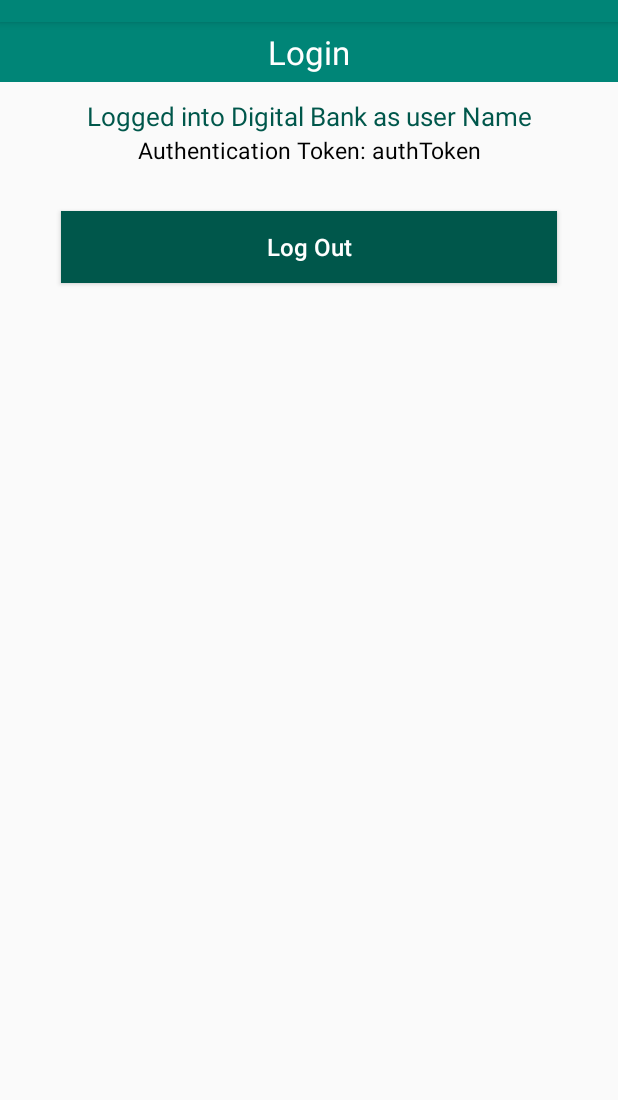
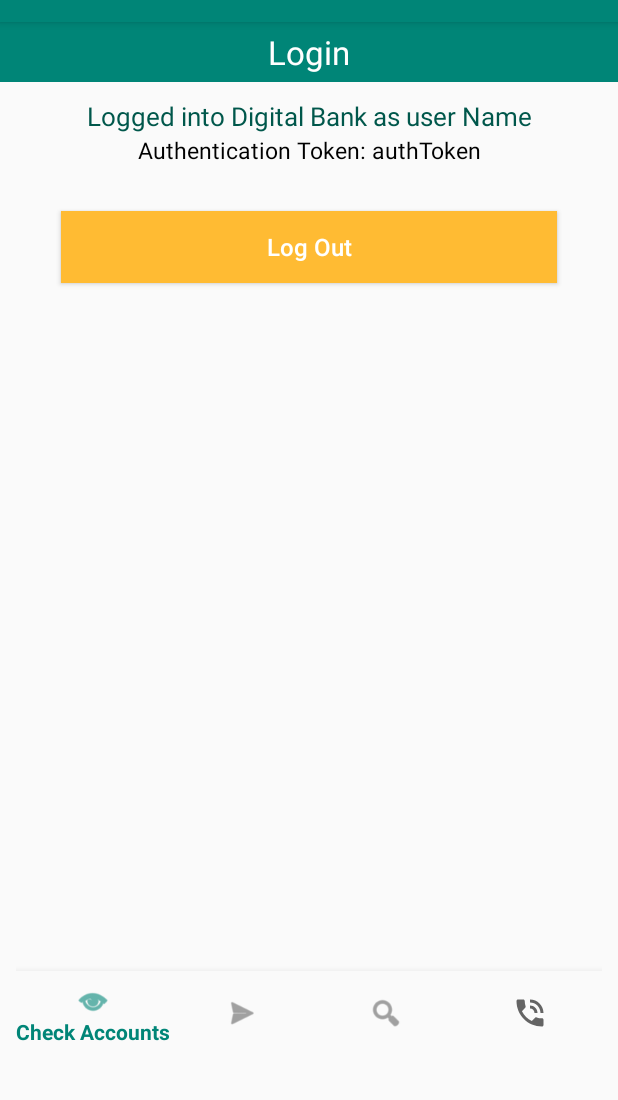
Before and after one commit to keithpuzey/digitalbank-mobile-demo, an Android app: the fragment ProfileFragment placed in its activity, on a phone screen of 412 x 824 dp, the part 62-1162 px from its top. Run offline under Robolectric (Android 15) with nearby library versions, the phone set to English and light mode, and no system bars.

Commit message:
Upgraded to AndroidX

```diff
--- a/app/src/main/java/xyz/digitalbank/demo/Activity/MainActivity.java
+++ b/app/src/main/java/xyz/digitalbank/demo/Activity/MainActivity.java
@@ -1,9 +1,8 @@
 package xyz.digitalbank.demo.Activity;
 
-import android.support.v7.app.AppCompatActivity;
+import androidx.appcompat.app.AppCompatActivity;
 import android.os.Bundle;
 import android.widget.FrameLayout;
-
 import xyz.digitalbank.demo.Constants.Constant;
 import xyz.digitalbank.demo.Extras.AppPreference;
 import xyz.digitalbank.demo.Fragments.LoginFragment;
--- a/app/src/main/java/xyz/digitalbank/demo/Fragments/LoginFragment.java
+++ b/app/src/main/java/xyz/digitalbank/demo/Fragments/LoginFragment.java
@@ -4,7 +4,7 @@ package xyz.digitalbank.demo.Fragments;
 import android.app.Activity;
 import android.content.Context;
 import android.os.Bundle;
-import android.support.v4.app.Fragment;
+import androidx.fragment.app.Fragment;
 import android.text.TextUtils;
 import android.util.Patterns;
 import android.view.LayoutInflater;
@@ -88,7 +88,8 @@ public class LoginFragment extends Fragment {
                         MainActivity.appPreference.setLoginStatus(true); // set login status in sharedPreference
                         loginFromActivityListener.login(
                                 response.body().getauthToken());
-                    } else if (response.body().getResponse().equals("login_failed")){
+                    } else {
+                        // Login failed
                         MainActivity.appPreference.showToast("Error. Login Failed");
                         emailInput.setText("");
                         passwordInput.setText("");
--- a/app/src/main/java/xyz/digitalbank/demo/Fragments/ProfileFragment.java
+++ b/app/src/main/java/xyz/digitalbank/demo/Fragments/ProfileFragment.java
@@ -1,19 +1,20 @@
 package xyz.digitalbank.demo.Fragments;
-
 
 import android.app.Activity;
 import android.content.Context;
 import android.os.Bundle;
-import android.support.v4.app.Fragment;
+import androidx.fragment.app.Fragment;
 import android.view.LayoutInflater;
 import android.view.View;
 import android.view.ViewGroup;
 import android.widget.Button;
 import android.widget.TextView;
-
 import xyz.digitalbank.demo.Activity.MainActivity;
 import xyz.digitalbank.demo.R;
 import xyz.digitalbank.demo.Services.MyInterface;
+import com.google.android.material.bottomnavigation.BottomNavigationView;
+import android.view.MenuItem;
+import androidx.annotation.NonNull;
 
 
 /**
@@ -29,12 +30,34 @@ public class ProfileFragment extends Fragment {
         // Required empty public constructor
     }
 
-
     @Override
     public View onCreateView(LayoutInflater inflater, ViewGroup container,
                              Bundle savedInstanceState) {
         // Inflate the layout for this fragment
-        View view =  inflater.inflate(R.layout.fragment_profile, container, false);
+        View view = inflater.inflate(R.layout.fragment_profile, container, false);
+
+        BottomNavigationView bottomNavigationView = view.findViewById(R.id.bottomNavigationView);
+        bottomNavigationView.setOnNavigationItemSelectedListener(new BottomNavigationView.OnNavigationItemSelectedListener() {
+            @Override
+            public boolean onNavigationItemSelected(@NonNull MenuItem item) {
+                // Handle clicks on the icons here
+                switch (item.getItemId()) {
+                    case R.id.action_check_accounts:
+                        // Handle check accounts icon click
+                        return true;
+                    case R.id.action_transfer:
+                        // Handle transfer icon click
+                        return true;
+                    case R.id.action_atm_search:
+                        // Handle ATM search icon click
+                        return true;
+                    case R.id.action_contact:
+                        // Handle contact icon click
+                        return true;
+                }
+                return false;
+            }
+        });
 
         name = view.findViewById(R.id.name);
         // Keep only the greeting message
@@ -57,6 +80,7 @@ public class ProfileFragment extends Fragment {
 
         return view;
     }
+
  // ending onCreateView
 
     @Override
--- a/app/src/main/java/xyz/digitalbank/demo/Fragments/RegistrationFragment.java
+++ b/app/src/main/java/xyz/digitalbank/demo/Fragments/RegistrationFragment.java
@@ -2,7 +2,7 @@ package xyz.digitalbank.demo.Fragments;
 
 
 import android.os.Bundle;
-import android.support.v4.app.Fragment;
+import androidx.fragment.app.Fragment;
 import android.text.TextUtils;
 import android.util.Log;
 import android.util.Patterns;
--- a/app/src/main/java/xyz/digitalbank/demo/Services/MyInterface.java
+++ b/app/src/main/java/xyz/digitalbank/demo/Services/MyInterface.java
@@ -1,6 +1,9 @@
 package xyz.digitalbank.demo.Services;
 
 public interface MyInterface {
+
+    // Get User Data
+    // void getUserData();
 
     // for login
     void register();
--- a/app/src/main/res/layout/activity_main.xml
+++ b/app/src/main/res/layout/activity_main.xml
@@ -1,5 +1,5 @@
 <?xml version="1.0" encoding="utf-8"?>
-<android.support.constraint.ConstraintLayout xmlns:android="http://schemas.android.com/apk/res/android"
+<androidx.constraintlayout.widget.ConstraintLayout xmlns:android="http://schemas.android.com/apk/res/android"
     xmlns:app="http://schemas.android.com/apk/res-auto"
     xmlns:tools="http://schemas.android.com/tools"
     android:layout_width="match_parent"
@@ -27,4 +27,4 @@
         tools:layout_editor_absoluteY="32dp">
 
     </FrameLayout>
-</android.support.constraint.ConstraintLayout>
+</androidx.constraintlayout.widget.ConstraintLayout>
--- a/app/src/main/res/layout/fragment_profile.xml
+++ b/app/src/main/res/layout/fragment_profile.xml
@@ -1,6 +1,7 @@
 <?xml version="1.0" encoding="utf-8"?>
-<LinearLayout xmlns:android="http://schemas.android.com/apk/res/android"
+<RelativeLayout xmlns:android="http://schemas.android.com/apk/res/android"
     xmlns:tools="http://schemas.android.com/tools"
+    xmlns:app="http://schemas.android.com/apk/res-auto"
     android:layout_width="match_parent"
     android:layout_height="match_parent"
     android:orientation="vertical"
@@ -10,35 +11,49 @@
     tools:context=".Fragments.ProfileFragment">
 
     <TextView
-        android:layout_marginTop="40dp"
-        android:gravity="center_horizontal"
         android:id="@+id/name"
         android:layout_width="match_parent"
         android:layout_height="wrap_content"
+        android:gravity="center_horizontal"
         android:textSize="17sp"
         android:textColor="@color/colorPrimaryDark"
-        />
+        android:layout_marginTop="40dp" />
 
     <TextView
+        android:id="@+id/email"
+        android:layout_width="match_parent"
+        android:layout_height="wrap_content"
         android:gravity="center_horizontal"
-        android:id="@+id/email"
         android:textColor="#000"
         android:textSize="15sp"
+        android:layout_below="@id/name"/>
+
+    <Button
+        android:id="@+id/logoutBtn"
         android:layout_width="match_parent"
         android:layout_height="wrap_content"
-        />
-
-    <Button
         android:layout_gravity="center_horizontal"
-        android:id="@+id/logoutBtn"
         android:layout_margin="30dp"
-        android:layout_width="match_parent"
-        android:layout_height="wrap_content"
+        android:background="@android:color/holo_orange_light"
         android:text="Log Out"
         android:textAllCaps="false"
         android:textColor="#fff"
         android:textSize="16sp"
-        android:background="@color/colorPrimaryDark"
-        />
+        android:layout_below="@id/email" />
 
-</LinearLayout>
+    <com.google.android.material.bottomnavigation.BottomNavigationView
+        android:id="@+id/bottomNavigationView"
+        android:layout_width="match_parent"
+        android:layout_height="wrap_content"
+        android:layout_alignParentBottom="true"
+        android:background="?android:attr/windowBackground"
+        app:menu="@menu/bottom_navigation_menu" />
+
+    <FrameLayout
+        android:id="@+id/fragment_container"
+        android:layout_width="match_parent"
+        android:layout_height="match_parent"
+        android:layout_above="@id/bottomNavigationView"
+        android:layout_below="@id/email"/>
+
+</RelativeLayout>
--- /dev/null
+++ b/app/src/main/res/menu/bottom_navigation_menu.xml
@@ -0,0 +1,22 @@
+<menu xmlns:android="http://schemas.android.com/apk/res/android">
+
+    <item
+        android:id="@+id/action_check_accounts"
+        android:icon="@android:drawable/ic_menu_view"
+        android:title="Check Accounts" />
+
+    <item
+        android:id="@+id/action_transfer"
+        android:icon="@android:drawable/ic_menu_send"
+        android:title="Transfer" />
+
+    <item
+        android:id="@+id/action_atm_search"
+        android:icon="@android:drawable/ic_menu_search"
+        android:title="ATM Search" />
+
+    <item
+        android:id="@+id/action_contact"
+        android:icon="@android:drawable/stat_sys_speakerphone"
+        android:title="Contact" />
+</menu>
--- a/gradle.properties
+++ b/gradle.properties
@@ -11,3 +11,5 @@ org.gradle.jvmargs=-Xmx1536m
 # This option should only be used with decoupled projects. More details, visit
 # http://www.gradle.org/docs/current/userguide/multi_project_builds.html#sec:decoupled_projects
 # org.gradle.parallel=true
+android.useAndroidX=true
+android.enableJetifier=true
```
Also changed, not shown: app/build.gradle (+14 -10 lines).
